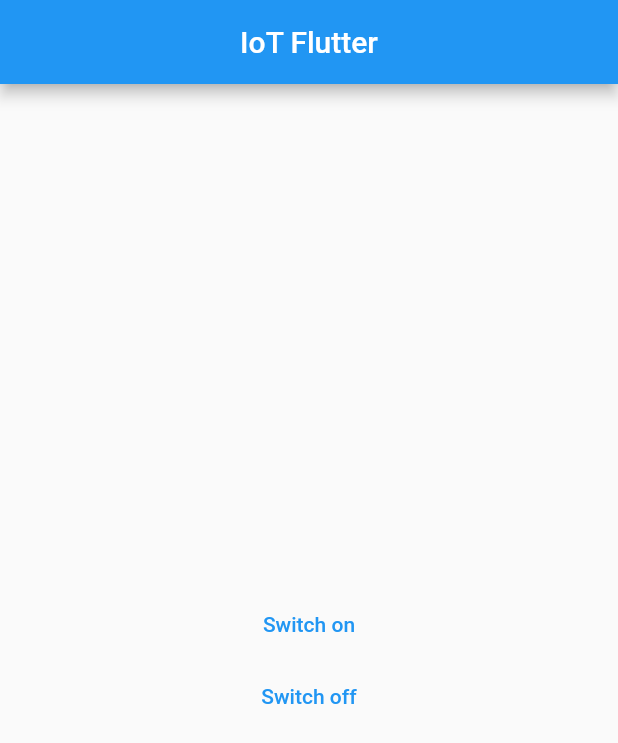
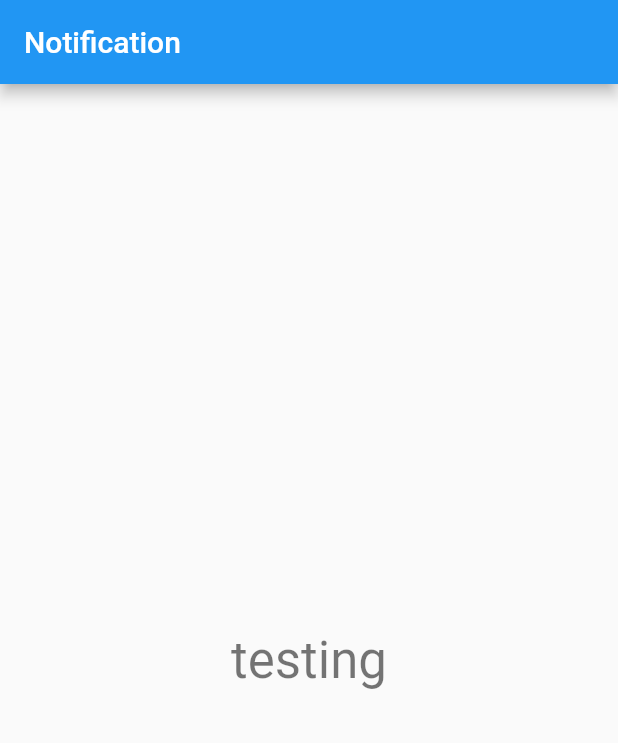
Before and after one commit to aimaduddin/flutter_iot, a Flutter app: the screen it shows after launch, on a phone screen of 412 x 824 dp. Shown: the top 743 px of the screen. Run offline on Flutter 3.47's test engine with Material 2 defaults, Android fonts, the phone set to English and light mode, and no system bars; our stand-ins replace firebase_core, firebase_database, firebase_messaging, flutter_local_notifications; accounts and stored records are empty.

Commit message:
esp32 + flutter notification works

```diff
--- a/lib/main.dart
+++ b/lib/main.dart
@@ -1,144 +1,119 @@
-// ignore_for_file: unnecessary_null_comparison
+import 'dart:async';
+import 'dart:ui';
 
+import 'package:firebase_core/firebase_core.dart';
+import 'package:firebase_database/firebase_database.dart';
+import 'package:firebase_messaging/firebase_messaging.dart';
 import 'package:flutter/material.dart';
-import 'package:firebase_core/firebase_core.dart';
-import 'package:firebase_messaging/firebase_messaging.dart';
 import 'package:flutter_local_notifications/flutter_local_notifications.dart';
 
+Future<void> _firebaseMessagingBackgroundHandler(RemoteMessage message) async {
+  await Firebase.initializeApp();
+  print('Handling a background message ${message.messageId}');
+  print(message.data);
+  flutterLocalNotificationsPlugin.show(
+      message.data.hashCode,
+      message.data['title'],
+      message.data['body'],
+      NotificationDetails(
+        android: AndroidNotificationDetails(channel.id, channel.name,
+            channelDescription: channel.description, playSound: true),
+      ));
+}
+
 const AndroidNotificationChannel channel = AndroidNotificationChannel(
-    'flutter_iot_noti_test', // id
-    'Flutter IoT Notifications', // title
-    description: 'Someone is detected outside the gate.', // description
+    'high_importance_channel', // id
+    'High Importance Notifications', // title
+    description:
+        'This channel is used for important notifications.', // description
     importance: Importance.high,
     playSound: true);
 
 final FlutterLocalNotificationsPlugin flutterLocalNotificationsPlugin =
     FlutterLocalNotificationsPlugin();
 
-Future _firebaseMessagingBackgroundHandler(RemoteMessage message) async {
-  await Firebase.initializeApp();
-  print('A bg message just showed up : ${message.messageId}');
-}
-
-Future<void> main() async {
+void main() async {
   WidgetsFlutterBinding.ensureInitialized();
   await Firebase.initializeApp();
+
   FirebaseMessaging.onBackgroundMessage(_firebaseMessagingBackgroundHandler);
-
   await flutterLocalNotificationsPlugin
       .resolvePlatformSpecificImplementation<
           AndroidFlutterLocalNotificationsPlugin>()
       ?.createNotificationChannel(channel);
-
-  await FirebaseMessaging.instance.setForegroundNotificationPresentationOptions(
-    alert: true,
-    badge: true,
-    sound: true,
-  );
-
-  runApp(const MyApp());
+  runApp(MyApp());
 }
 
 class MyApp extends StatefulWidget {
-  const MyApp({Key? key}) : super(key: key);
-
   @override
-  State<MyApp> createState() => _MyAppState();
+  _MyAppState createState() => _MyAppState();
 }
 
 class _MyAppState extends State<MyApp> {
+  final DatabaseReference _database = FirebaseDatabase.instance.ref();
+  // FirebaseMessaging _fcm;
+  String? message;
+  String? token;
+
   @override
   void initState() {
     super.initState();
+    var initialzationSettingsAndroid =
+        AndroidInitializationSettings('@mipmap/ic_launcher');
+    var initializationSettings =
+        InitializationSettings(android: initialzationSettingsAndroid);
+
+    flutterLocalNotificationsPlugin.initialize(initializationSettings);
     FirebaseMessaging.onMessage.listen((RemoteMessage message) {
-      RemoteNotification? notification = message.notification;
-      AndroidNotification? android = message.notification?.android;
+      RemoteNotification notification =
+          message.notification as RemoteNotification;
+      AndroidNotification android =
+          message.notification?.android as AndroidNotification;
       if (notification != null && android != null) {
         flutterLocalNotificationsPlugin.show(
             notification.hashCode,
             notification.title,
             notification.body,
             NotificationDetails(
-              android: AndroidNotificationDetails(
-                channel.id,
-                channel.name,
+              android: AndroidNotificationDetails(channel.id, channel.name,
                   channelDescription: channel.description,
-                color: Colors.blue,
-                playSound: true,
                   icon: '@mipmap/ic_launcher',
-              ),
+                  playSound: true),
             ));
       }
     });
-
-    FirebaseMessaging.onMessageOpenedApp.listen((RemoteMessage message) {
-      print('A new onMessageOpenedApp event was published!');
-      RemoteNotification notification =
-          message.notification as RemoteNotification;
-      AndroidNotification android =
-          message.notification?.android as AndroidNotification;
-      if (notification != null && android != null) {
-        showDialog(
-            context: context,
-            builder: (_) {
-              return AlertDialog(
-                title: Text(notification.title ?? ""),
-                content: SingleChildScrollView(
-                  child: Column(
-                    crossAxisAlignment: CrossAxisAlignment.start,
-                    children: [Text(notification.body ?? "")],
-                  ),
-                ),
-              );
-            });
-      }
-    });
+    getToken();
   }
 
-  // This widget is the root of your application.
   @override
   Widget build(BuildContext context) {
     return MaterialApp(
-      title: 'Switch On and Off LED',
-      theme: ThemeData(
-        primarySwatch: Colors.blue,
-      ),
         home: Scaffold(
       appBar: AppBar(
-          centerTitle: true,
-          title: Text("IoT Flutter"),
+        title: Text('Notification'),
       ),
       body: Center(
         child: Column(
           mainAxisAlignment: MainAxisAlignment.center,
-            children: [
-              TextButton(
-                onPressed: () {
-                  flutterLocalNotificationsPlugin.show(
-                    0,
-                    'flutter_iot',
-                    "Flutter IoT",
-                    NotificationDetails(
-                      android: AndroidNotificationDetails(
-                          channel.id, channel.name,
-                          channelDescription: channel.description,
-                          importance: Importance.high,
-                          color: Colors.blue,
-                          playSound: true,
-                          icon: '@mipmap/ic_launcher'),
-                    ),
-                  );
-                },
-                child: Text("Switch on"),
-              ),
-              TextButton(
-                onPressed: () {},
-                child: Text("Switch off"),
+          children: <Widget>[
+            Text(
+              'testing',
+              style: Theme.of(context).textTheme.headline4,
             ),
           ],
         ),
       ),
-      ),
-    );
+      // This trailing comma makes auto-formatting nicer for build methods.
+    ));
+  }
+
+  getToken() async {
+    token = await FirebaseMessaging.instance.getToken() as String;
+    setState(() {
+      token = token;
+    });
+    final DatabaseReference _database = FirebaseDatabase.instance.ref();
+    _database.child('fcm-token/${token}').set({"token": token});
+    print("the token is ${token}");
   }
 }
```
Also changed, not shown: 1 other file. Lines whose indentation alone changed are shown as unchanged.
